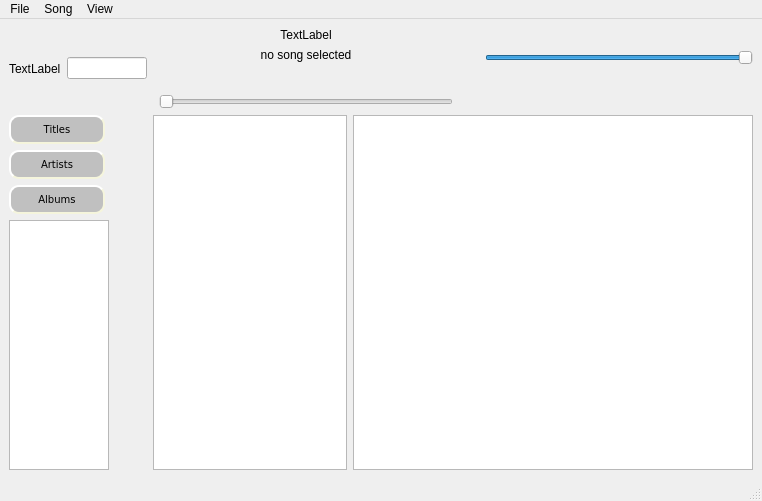
Qt form CODE/soundpp/soundpp-prototype/mainwindow.ui (b1t00/soundpp) before a commit.
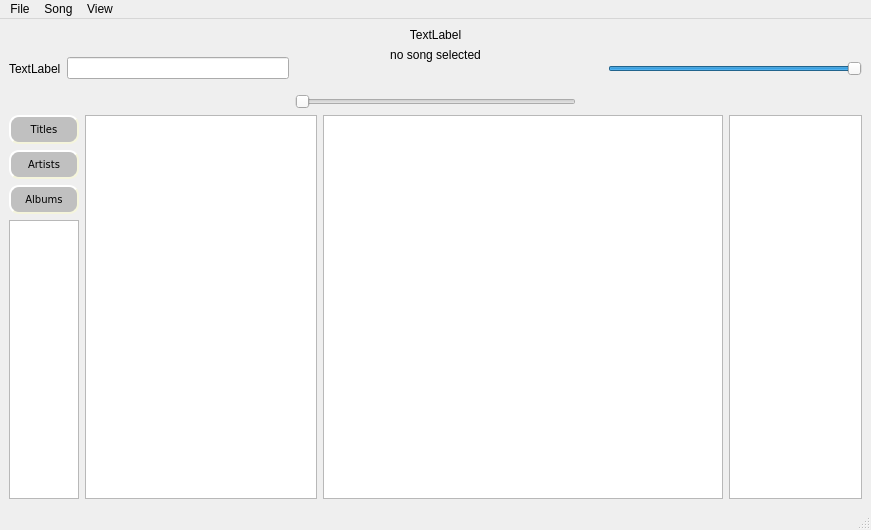
The same form after that commit. Icons and pictures are not drawn.

Commit message: fixed wrong ui layout

The edit to the form file:
```diff
--- a/CODE/soundpp/soundpp-prototype/mainwindow.ui
+++ b/CODE/soundpp/soundpp-prototype/mainwindow.ui
@@ -6,16 +6,18 @@
    <rect>
     <x>0</x>
     <y>0</y>
-    <width>762</width>
-    <height>501</height>
+    <width>871</width>
+    <height>530</height>
    </rect>
   </property>
   <property name="windowTitle">
    <string>MainWindow</string>
   </property>
   <widget class="QWidget" name="centralwidget">
-   <layout class="QGridLayout" name="gridLayout">
-    <item row="0" column="0" rowspan="4">
+   <layout class="QVBoxLayout" name="verticalLayout_4">
+    <item>
+     <layout class="QHBoxLayout" name="horizontalLayout_2">
+      <item>
      <layout class="QHBoxLayout" name="horizontalLayout_4">
       <item>
        <widget class="QLabel" name="lupe">
@@ -29,7 +31,23 @@
       </item>
      </layout>
     </item>
-    <item row="1" column="2">
+      <item>
+       <layout class="QVBoxLayout" name="verticalLayout_3">
+        <item>
+         <layout class="QHBoxLayout" name="horizontalLayout_5">
+          <item>
+           <widget class="QLabel" name="logo">
+            <property name="text">
+             <string>TextLabel</string>
+            </property>
+            <property name="alignment">
+             <set>Qt::AlignCenter</set>
+            </property>
+           </widget>
+          </item>
+         </layout>
+        </item>
+        <item>
      <layout class="QHBoxLayout" name="horizontalLayout_8">
       <item>
        <widget class="QLabel" name="current_song_label">
@@ -43,21 +61,130 @@
       </item>
      </layout>
     </item>
-    <item row="0" column="2">
-     <layout class="QHBoxLayout" name="horizontalLayout_5">
       <item>
-       <widget class="QLabel" name="logo">
+         <layout class="QHBoxLayout" name="horizontalLayout_6">
+          <item>
+           <widget class="QPushButton" name="btn_back">
+            <property name="styleSheet">
+             <string notr="true">#btn_back {
+background-color: transparent;
+image: url(:img/backwards.png);
+background: none;
+border: none;
+background-repeat: none;
+max-width: 20px;
+max-height: 20px;
+min-width: 20px;
+min-height: 20px;
+}</string>
+            </property>
         <property name="text">
-         <string>TextLabel</string>
-        </property>
-        <property name="alignment">
-         <set>Qt::AlignCenter</set>
-        </property>
-       </widget>
-      </item>
-     </layout>
-    </item>
-    <item row="4" column="0">
+             <string/>
+            </property>
+           </widget>
+          </item>
+          <item>
+           <widget class="QPushButton" name="btn_play">
+            <property name="styleSheet">
+             <string notr="true">#btn_play{
+background-color: transparent;
+/*image: url(:img/Play.png);*/
+background: none;
+border: none;
+background-repeat: no-repeat;
+max-width: 20px;
+max-height: 20px;
+min-width: 20px;
+min-height: 20px;
+}</string>
+            </property>
+            <property name="text">
+             <string/>
+            </property>
+           </widget>
+          </item>
+          <item>
+           <widget class="QPushButton" name="btn_for">
+            <property name="styleSheet">
+             <string notr="true">#btn_for{
+background-color: transparent;
+image: url(:img/forwards.png);
+background: none;
+border: none;
+background-repeat: none;
+max-width: 20px;
+max-height: 20px;
+min-width: 20px;
+min-height: 20px;
+}</string>
+            </property>
+            <property name="text">
+             <string/>
+            </property>
+           </widget>
+          </item>
+         </layout>
+        </item>
+        <item>
+         <layout class="QHBoxLayout" name="horizontalLayout_7">
+          <item>
+           <widget class="QSlider" name="sldr_progress">
+            <property name="orientation">
+             <enum>Qt::Horizontal</enum>
+            </property>
+           </widget>
+          </item>
+         </layout>
+        </item>
+       </layout>
+      </item>
+      <item>
+       <layout class="QHBoxLayout" name="horizontalLayout_9">
+        <item>
+         <widget class="QPushButton" name="btn_volume">
+          <property name="styleSheet">
+           <string notr="true">#btn_volume{
+background-color: transparent;
+background: none;
+border: none;
+background-repeat: no-repeat;
+max-width: 20px;
+max-height: 20px;
+min-width: 20px;
+min-height: 20px;
+}</string>
+          </property>
+          <property name="text">
+           <string/>
+          </property>
+          <property name="checkable">
+           <bool>true</bool>
+          </property>
+         </widget>
+        </item>
+        <item>
+         <widget class="QSlider" name="sldr_volume">
+          <property name="maximumSize">
+           <size>
+            <width>16777</width>
+            <height>16777215</height>
+           </size>
+          </property>
+          <property name="value">
+           <number>99</number>
+          </property>
+          <property name="orientation">
+           <enum>Qt::Horizontal</enum>
+          </property>
+         </widget>
+        </item>
+       </layout>
+      </item>
+     </layout>
+    </item>
+    <item>
+     <layout class="QHBoxLayout" name="horizontalLayout_3">
+      <item>
      <layout class="QVBoxLayout" name="verticalLayout">
       <item>
        <layout class="QVBoxLayout" name="verticalLayout_2">
@@ -153,18 +280,7 @@
       </item>
      </layout>
     </item>
-    <item row="3" column="2">
-     <layout class="QHBoxLayout" name="horizontalLayout_7">
       <item>
-       <widget class="QSlider" name="sldr_progress">
-        <property name="orientation">
-         <enum>Qt::Horizontal</enum>
-        </property>
-       </widget>
-      </item>
-     </layout>
-    </item>
-    <item row="4" column="1" colspan="3">
      <layout class="QHBoxLayout" name="horizontalLayout">
       <item>
        <widget class="QTableView" name="artists_tableView">
@@ -251,117 +367,20 @@
         </attribute>
        </widget>
       </item>
-     </layout>
-    </item>
-    <item row="0" column="3" rowspan="3">
-     <layout class="QHBoxLayout" name="horizontalLayout_9">
       <item>
-       <widget class="QPushButton" name="btn_volume">
-        <property name="styleSheet">
-         <string notr="true">#btn_volume{
-background-color: transparent;
-background: none;
-border: none;
-background-repeat: no-repeat;
-max-width: 20px;
-max-height: 20px;
-min-width: 20px;
-min-height: 20px;
-}</string>
-        </property>
-        <property name="text">
-         <string/>
-        </property>
-        <property name="checkable">
-         <bool>true</bool>
-        </property>
-       </widget>
-      </item>
-      <item>
-       <widget class="QSlider" name="sldr_volume">
+         <widget class="QTableView" name="song_queue">
         <property name="maximumSize">
          <size>
-          <width>16777</width>
+            <width>150</width>
           <height>16777215</height>
          </size>
         </property>
-        <property name="value">
-         <number>99</number>
-        </property>
-        <property name="orientation">
-         <enum>Qt::Horizontal</enum>
-        </property>
        </widget>
       </item>
      </layout>
     </item>
-    <item row="2" column="2">
-     <layout class="QHBoxLayout" name="horizontalLayout_6">
-      <item>
-       <widget class="QPushButton" name="btn_back">
-        <property name="styleSheet">
-         <string notr="true">#btn_back {
-background-color: transparent;
-image: url(:img/backwards.png);
-background: none;
-border: none;
-background-repeat: none;
-max-width: 20px;
-max-height: 20px;
-min-width: 20px;
-min-height: 20px;
-}</string>
-        </property>
-        <property name="text">
-         <string/>
-        </property>
-       </widget>
-      </item>
-      <item>
-       <widget class="QPushButton" name="btn_play">
-        <property name="styleSheet">
-         <string notr="true">#btn_play{
-background-color: transparent;
-/*image: url(:img/Play.png);*/
-background: none;
-border: none;
-background-repeat: no-repeat;
-max-width: 20px;
-max-height: 20px;
-min-width: 20px;
-min-height: 20px;
-}</string>
-        </property>
-        <property name="text">
-         <string/>
-        </property>
-       </widget>
-      </item>
-      <item>
-       <widget class="QPushButton" name="btn_for">
-        <property name="styleSheet">
-         <string notr="true">#btn_for{
-background-color: transparent;
-image: url(:img/forwards.png);
-background: none;
-border: none;
-background-repeat: none;
-max-width: 20px;
-max-height: 20px;
-min-width: 20px;
-min-height: 20px;
-}</string>
-        </property>
-        <property name="text">
-         <string/>
-        </property>
-       </widget>
-      </item>
      </layout>
     </item>
-    <item row="3" column="3">
-     <layout class="QHBoxLayout" name="horizontalLayout_3"/>
-    </item>
    </layout>
   </widget>
   <widget class="QMenuBar" name="menubar">
@@ -369,7 +388,7 @@
     <rect>
      <x>0</x>
      <y>0</y>
-     <width>762</width>
+     <width>871</width>
      <height>20</height>
     </rect>
    </property>
```
Lines whose indentation alone changed are shown as unchanged.
